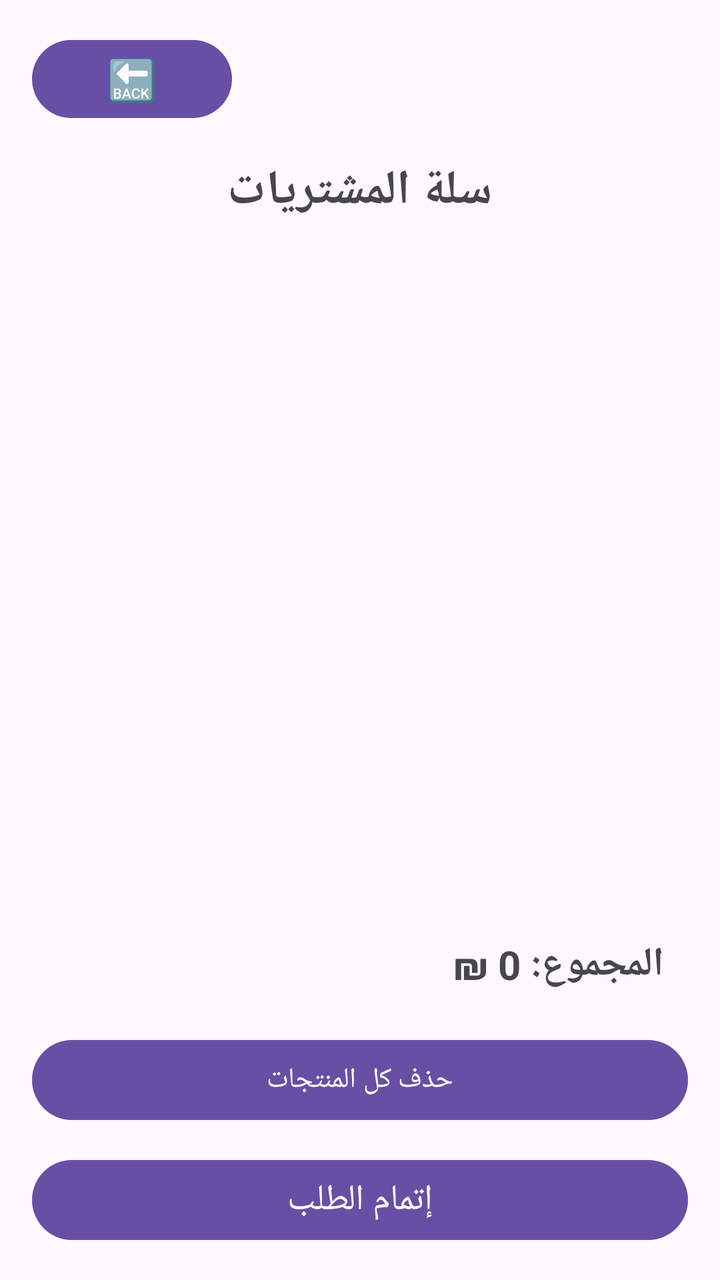
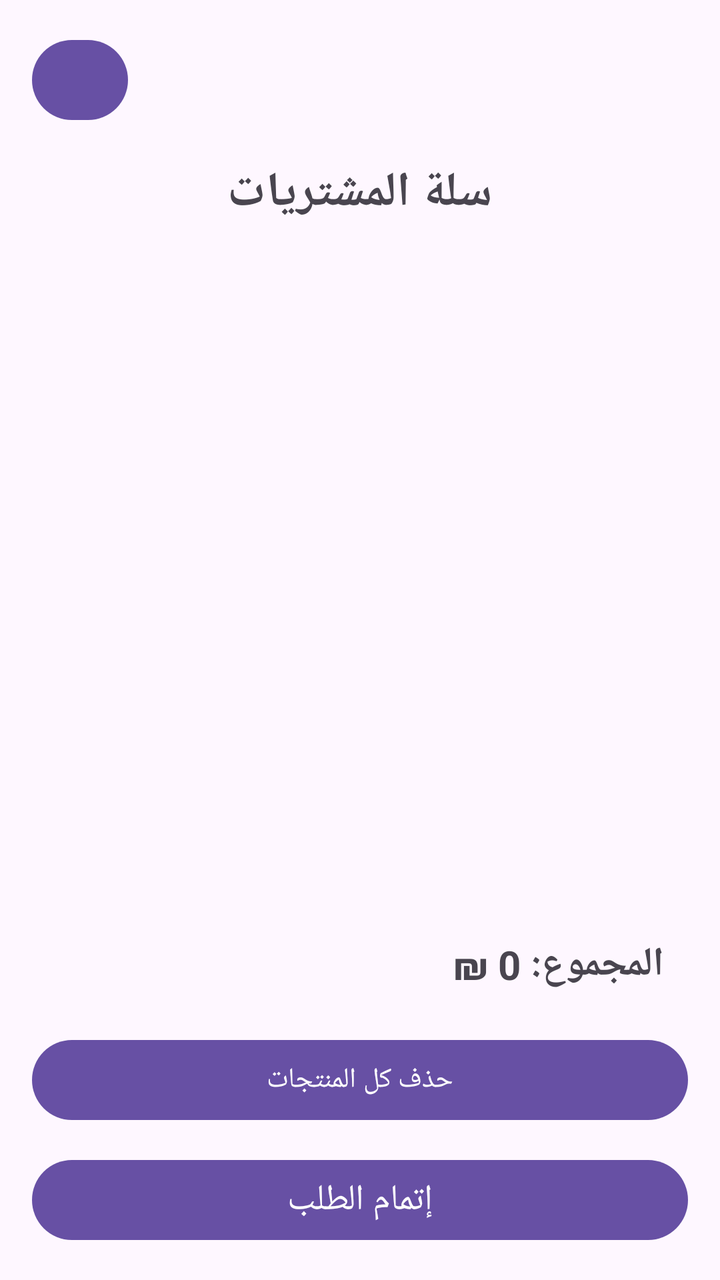

Screens rendered from an Android XML layout before and after an edit, with the pre-edit source and the edit as a unified diff.
<!-- AndroidManifest.xml: application theme Theme.Fidyathussinnis -->
<!-- res/layout/activity_cart.xml -->
<?xml version="1.0" encoding="utf-8"?>
<LinearLayout xmlns:android="http://schemas.android.com/apk/res/android"
    android:layout_width="match_parent"
    android:layout_height="match_parent"
    android:orientation="vertical"
    android:padding="16dp">

    <Button
        android:id="@+id/btnBackFromCart"
        android:layout_width="100dp"
        android:layout_height="47dp"
        android:text="🔙"
        android:textSize="20sp"
        android:layout_marginBottom="16dp" />

    <TextView
        android:id="@+id/tvCartTitle"
        android:layout_width="wrap_content"
        android:layout_height="wrap_content"
        android:text="سلة المشتريات"
        android:textSize="24sp"
        android:textStyle="bold"
        android:layout_gravity="center_horizontal"
        android:layout_marginBottom="16dp" />

    <androidx.recyclerview.widget.RecyclerView
        android:id="@+id/recyclerCart"
        android:layout_width="match_parent"
        android:layout_height="0dp"
        android:layout_weight="1" />

    <TextView
        android:id="@+id/tvTotalPrice"
        android:layout_width="match_parent"
        android:layout_height="wrap_content"
        android:text="المجموع: 0 ₪"
        android:textSize="20sp"
        android:textStyle="bold"
        android:padding="12dp"
        android:layout_marginTop="8dp" />

    <Button
        android:id="@+id/btnClearCart"
        android:layout_width="match_parent"
        android:layout_height="wrap_content"
        android:text="حذف كل المنتجات"
        android:layout_marginTop="8dp" />

    <Button
        android:id="@+id/btnCheckout"
        android:layout_width="match_parent"
        android:layout_height="wrap_content"
        android:text="إتمام الطلب"
        android:textSize="18sp"
        android:layout_marginTop="12dp" />

</LinearLayout>
<!-- resources referenced by this layout -->
<resources>
  <style name="Theme.Fidyathussinnis" parent="Base.Theme.Fidyathussinnis" />
  <style name="Base.Theme.Fidyathussinnis" parent="Theme.Material3.DayNight.NoActionBar">
          
          
      </style>
</resources>

<!-- the commit's change to res/layout/activity_cart.xml (unified diff, before → after) -->
@@ -7,8 +7,8 @@
 
     <Button
         android:id="@+id/btnBackFromCart"
-        android:layout_width="100dp"
-        android:layout_height="47dp"
+        android:layout_width="48dp"
+        android:layout_height="48dp"
         android:text="🔙"
         android:textSize="20sp"
         android:layout_marginBottom="16dp" />
